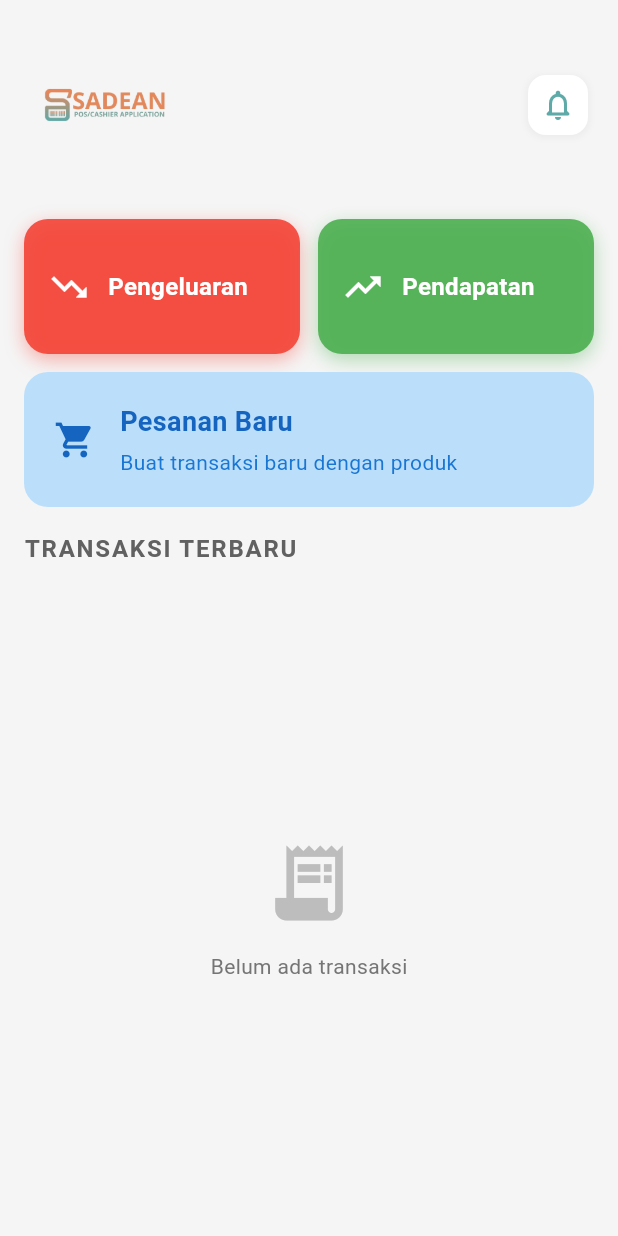
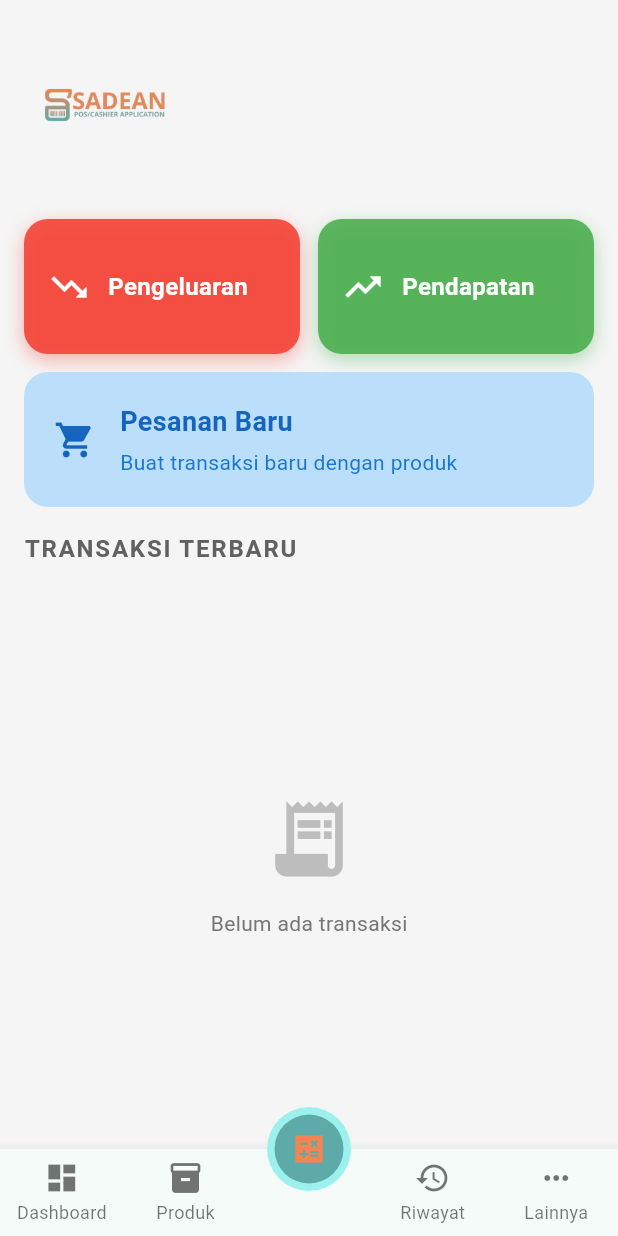
Before and after one commit to 4lvin/sadean-mobile, a Flutter app: the MainPage screen opened by its route, scrolled down 409 dp, after a tap on the "calculate" icon, on a phone screen of 412 x 824 dp. Run offline on Flutter 3.47's test engine with Material 3 defaults, Android fonts, the phone set to English and light mode, and no system bars; our stand-ins replace flutter_screenutil, flutter_secure_storage, get, image_picker, permission_handler, share_plus and 1 more; missing offline and left inert: bluetooth_print_plus, flutter_barcode_scanner_plus; accounts and stored records are empty; network calls fail; Roboto replaces fonts that are missing (Poppins).

Commit message:
fixing layout

```diff
--- a/lib/src/view/history/history_view.dart
+++ b/lib/src/view/history/history_view.dart
@@ -572,7 +572,7 @@ class HistoryView extends StatelessWidget {
       return RefreshIndicator(
         onRefresh: () => controller.fetchTransactions(),
         child: ListView.builder(
-          padding: const EdgeInsets.all(16),
+          padding: const EdgeInsets.only(left: 16, right: 16, bottom: 50 ),
           itemCount: controller.transactions.length,
           itemBuilder: (context, index) {
             final transaction = controller.transactions[index];
--- a/lib/src/view/login/login.dart
+++ b/lib/src/view/login/login.dart
@@ -200,6 +200,8 @@ class _LoginViewState extends State<LoginView> {
                           ],
                         ),
                       ),
+                      SizedBox(height: 100,),
+                      Center(child: Text('V.1.1.2',style: TextStyle(color: Colors.blueGrey),)),
                     ],
                   ),
                 ),
--- a/lib/src/view/main_page.dart
+++ b/lib/src/view/main_page.dart
@@ -4,6 +4,7 @@ import 'package:sadean/src/routers/constant.dart';
 import 'package:sadean/src/view/history/history_view.dart';
 import 'package:sadean/src/view/product/product_view.dart';
 import 'package:sadean/src/view/setting/setting_view.dart';
+import 'package:sadean/src/view/transaction/transaction_index.dart';
 
 import '../config/theme.dart';
 import 'dashboard/dashboard_view.dart';
@@ -14,6 +15,7 @@ class MainPage extends StatelessWidget {
   final pages = [
     DashboardView(),
     ProductsView(),
+    TransactionIndex(),
     HistoryView(),
     SettingView(),
   ];
@@ -34,7 +36,7 @@ class MainPage extends StatelessWidget {
           ),
         ),
         onPressed: () async {
-          Get.toNamed(transactionIndexRoute);
+          currentIndex.value = 2;
         },
         child: Container(
           margin: EdgeInsets.all(5),
@@ -50,7 +52,11 @@ class MainPage extends StatelessWidget {
       body: pages[currentIndex.value],
       bottomNavigationBar: BottomNavigationBar(
         currentIndex: currentIndex.value,
-        onTap: (index) => currentIndex.value = index,
+        onTap: (index) {
+          // Abaikan tap pada item di tengah (index 2), karena itu untuk FAB
+          if (index == 2) return;
+          currentIndex.value = index;
+        },
         type: BottomNavigationBarType.fixed,
         items: [
           BottomNavigationBarItem(
@@ -60,6 +66,10 @@ class MainPage extends StatelessWidget {
           BottomNavigationBarItem(
             icon: Icon(Icons.inventory),
             label: 'Produk',
+          ),
+          BottomNavigationBarItem(
+            icon: SizedBox.shrink(),
+            label: '',
           ),
           BottomNavigationBarItem(
             icon: Icon(Icons.history),
--- a/lib/src/view/transaction/transaction_index.dart
+++ b/lib/src/view/transaction/transaction_index.dart
@@ -32,25 +32,25 @@ class TransactionIndex extends StatelessWidget {
                 children: [
                   Image.asset(logoSamping, scale: 5),
                   const Spacer(),
-                  Container(
-                    decoration: BoxDecoration(
-                      color: Colors.white,
-                      borderRadius: BorderRadius.circular(12),
-                      boxShadow: [
-                        BoxShadow(
-                          color: Colors.grey.withOpacity(0.1),
-                          spreadRadius: 1,
-                          blurRadius: 3,
-                          offset: const Offset(0, 1),
-                        ),
-                      ],
-                    ),
-                    padding: const EdgeInsets.all(8),
-                    child: Icon(
-                      Icons.notifications_none_rounded,
-                      color: primaryColor,
-                    ),
-                  ),
+                  // Container(
+                  //   decoration: BoxDecoration(
+                  //     color: Colors.white,
+                  //     borderRadius: BorderRadius.circular(12),
+                  //     boxShadow: [
+                  //       BoxShadow(
+                  //         color: Colors.grey.withOpacity(0.1),
+                  //         spreadRadius: 1,
+                  //         blurRadius: 3,
+                  //         offset: const Offset(0, 1),
+                  //       ),
+                  //     ],
+                  //   ),
+                  //   padding: const EdgeInsets.all(8),
+                  //   // child: Icon(
+                  //   //   Icons.notifications_none_rounded,
+                  //   //   color: primaryColor,
+                  //   // ),
+                  // ),
                 ],
               ),
             ),
--- a/pubspec.yaml
+++ b/pubspec.yaml
@@ -16,7 +16,7 @@ publish_to: 'none' # Remove this line if you wish to publish to pub.dev
 # https://developer.apple.com/library/archive/documentation/General/Reference/InfoPlistKeyReference/Articles/CoreFoundationKeys.html
 # In Windows, build-name is used as the major, minor, and patch parts
 # of the product and file versions while build-number is used as the build suffix.
-version: 1.0.0+1
+version: 1.1.2+2
 
 environment:
   sdk: ^3.7.0
```
Also changed, not shown: lib/src/controllers/transaction_controller.dart (+7 -0 lines), lib/src/view/product/product_view.dart (+13 -11 lines), lib/src/view/setting/setting_view.dart (+5 -4 lines).
